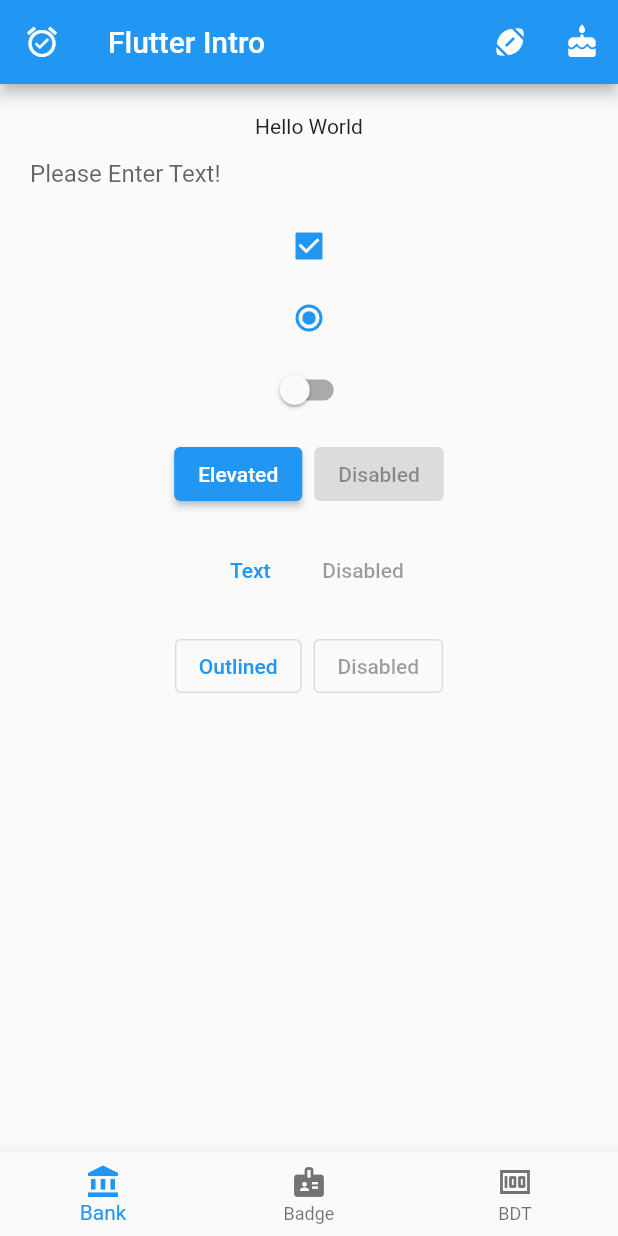
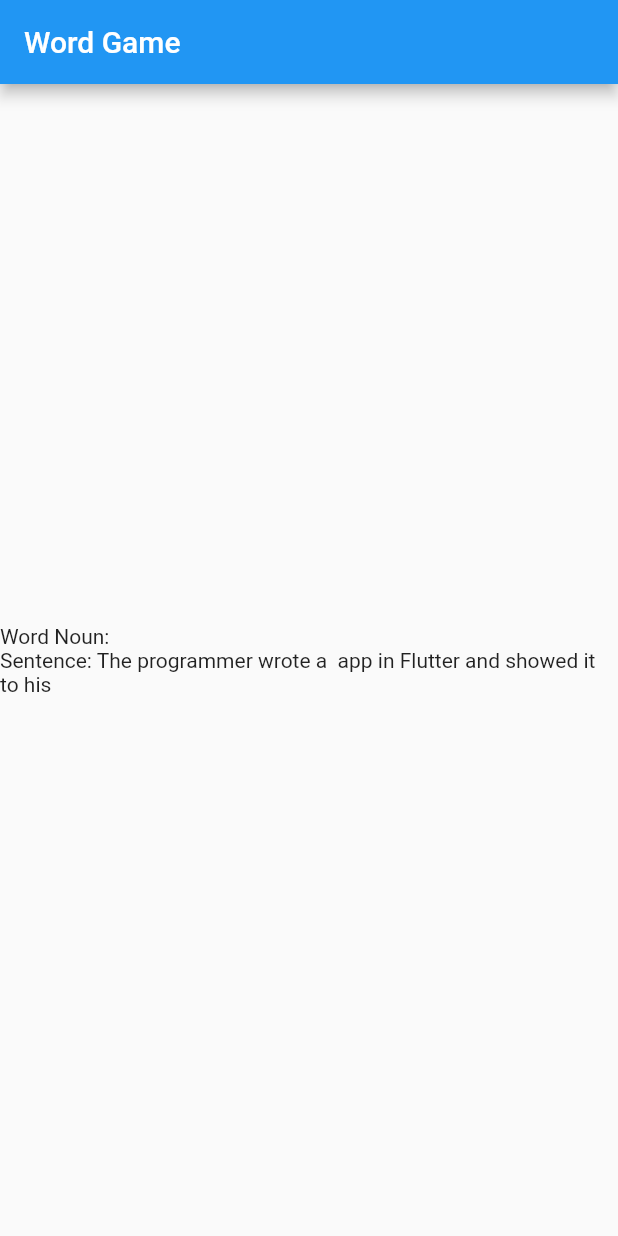
Before and after one commit to YaminArafat/Flearning, a Flutter app: the screen it shows after launch, on a phone screen of 412 x 824 dp. Run offline on Flutter 3.47's test engine with Material 2 defaults, Android fonts, the phone set to English and light mode, and no system bars; missing offline and left inert: random_words.

Commit message:
ran wor ran sen

```diff
--- a/lib/main.dart
+++ b/lib/main.dart
@@ -1,110 +1,22 @@
 import 'package:flutter/material.dart';
+import 'package:random_words/random_words.dart';
 
 void main() => runApp(new MyApp());
 
 class MyApp extends StatelessWidget {
   @override
   Widget build(BuildContext context) {
+    final noun = new WordNoun.random();
+    final adjective = new WordAdjective.random();
     return new MaterialApp(
-      title: 'Welcome to Flutter',
+      title: 'Word Game',
       home: new Scaffold(
         appBar: new AppBar(
-          title: new Text("Flutter Intro"),
-          leading: new Icon(Icons.alarm_on),
-          actions: [
-            new IconButton(
-              icon: new Icon(Icons.sports_football),
-              tooltip: 'Hello!',
-              onPressed: () => {},
-            ),
-            new IconButton(
-              icon: new Icon(Icons.cake_rounded),
-              onPressed: () => {},
-            ),
-          ],
+          title: new Text('Word Game'),
         ),
-        bottomNavigationBar: new BottomNavigationBar(items: [
-          new BottomNavigationBarItem(
-            icon: new Icon(Icons.account_balance),
-            label: 'Bank',
-          ),
-          new BottomNavigationBarItem(
-            icon: new Icon(Icons.badge),
-            label: 'Badge',
-          ),
-          new BottomNavigationBarItem(
-            icon: new Icon(Icons.money),
-            label: "BDT",
-          )
-        ]),
-        body: new Container(
-          padding: const EdgeInsets.all(20.0),
-          child: new Column(
-            children: [
-              new Text("Hello World"),
-              new TextField(
-                decoration: new InputDecoration(
-                  border: InputBorder.none,
-                  hintText: "Please Enter Text!",
-                ),
-              ),
-              new Checkbox(
-                value: true,
-                onChanged: (bool value) {},
-              ),
-              new Radio(
-                value: 0,
-                groupValue: 0,
-                onChanged: (_) {},
-              ),
-              new Switch(
-                value: false,
-                onChanged: (_) {},
-              ),
-              new ButtonBar(
-                mainAxisSize: MainAxisSize.min,
-                children: [
-                  new ElevatedButton(
-                    onPressed: () => {},
-                    child: const Text("Elevated"),
-                  ),
-                  new ElevatedButton(
-                    onPressed: null,
-                    child: const Text("Disabled"),
-                  ),
-                ],
-              ),
-              new ButtonBar(
-                mainAxisSize: MainAxisSize.min,
-                children: [
-                  new TextButton(
-                    onPressed: () => {},
-                    child: const Text("Text"),
-                  ),
-                  new TextButton(
-                    onPressed: null,
-                    child: const Text("Disabled"),
-                  ),
-                ],
-              ),
-              new ButtonBar(
-                mainAxisSize: MainAxisSize.min,
-                children: [
-                  new OutlinedButton(
-                    onPressed: () => {},
-                    child: const Text("Outlined"),
-                  ),
-                  new OutlinedButton(
-                    onPressed: null,
-                    child: const Text("Disabled"),
-                  ),
-                ],
-              ),
-              // new Image.network(
-              //   "https://i.gifer.com/138n.gif",
-              // ),
-            ],
-          ),
+        body: new Center(
+          child: new Text("Word Noun: ${noun.asCapitalized}\n"
+              "Sentence: The programmer wrote a ${adjective.asCapitalized} app in Flutter and showed it to his ${noun.asCapitalized}"),
         ),
       ),
     );
@@ -112,11 +24,122 @@ class MyApp extends StatelessWidget {
 }
 
 
+/// basic
+// class MyApp extends StatelessWidget {
+//   @override
+//   Widget build(BuildContext context) {
+//     return new MaterialApp(
+//       title: 'Welcome to Flutter',
+//       home: new Scaffold(
+//         appBar: new AppBar(
+//           title: new Text("Flutter Intro"),
+//           leading: new Icon(Icons.alarm_on),
+//           actions: [
+//             new IconButton(
+//               icon: new Icon(Icons.sports_football),
+//               tooltip: 'Hello!',
+//               onPressed: () => {},
+//             ),
+//             new IconButton(
+//               icon: new Icon(Icons.cake_rounded),
+//               onPressed: () => {},
+//             ),
+//           ],
+//         ),
+//         bottomNavigationBar: new BottomNavigationBar(items: [
+//           new BottomNavigationBarItem(
+//             icon: new Icon(Icons.account_balance),
+//             label: 'Bank',
+//           ),
+//           new BottomNavigationBarItem(
+//             icon: new Icon(Icons.badge),
+//             label: 'Badge',
+//           ),
+//           new BottomNavigationBarItem(
+//             icon: new Icon(Icons.money),
+//             label: "BDT",
+//           )
+//         ]),
+//         body: new Container(
+//           padding: const EdgeInsets.all(20.0),
+//           child: new Column(
+//             children: [
+//               new Text("Hello World"),
+//               new TextField(
+//                 decoration: new InputDecoration(
+//                   border: InputBorder.none,
+//                   hintText: "Please Enter Text!",
+//                 ),
+//               ),
+//               new Checkbox(
+//                 value: true,
+//                 onChanged: (bool value) {},
+//               ),
+//               new Radio(
+//                 value: 0,
+//                 groupValue: 0,
+//                 onChanged: (_) {},
+//               ),
+//               new Switch(
+//                 value: false,
+//                 onChanged: (_) {},
+//               ),
+//               new ButtonBar(
+//                 mainAxisSize: MainAxisSize.min,
+//                 children: [
+//                   new ElevatedButton(
+//                     onPressed: () => {},
+//                     child: const Text("Elevated"),
+//                   ),
+//                   new ElevatedButton(
+//                     onPressed: null,
+//                     child: const Text("Disabled"),
+//                   ),
+//                 ],
+//               ),
+//               new ButtonBar(
+//                 mainAxisSize: MainAxisSize.min,
+//                 children: [
+//                   new TextButton(
+//                     onPressed: () => {},
+//                     child: const Text("Text"),
+//                   ),
+//                   new TextButton(
+//                     onPressed: null,
+//                     child: const Text("Disabled"),
+//                   ),
+//                 ],
+//               ),
+//               new ButtonBar(
+//                 mainAxisSize: MainAxisSize.min,
+//                 children: [
+//                   new OutlinedButton(
+//                     onPressed: () => {},
+//                     child: const Text("Outlined"),
+//                   ),
+//                   new OutlinedButton(
+//                     onPressed: null,
+//                     child: const Text("Disabled"),
+//                   ),
+//                 ],
+//               ),
+//               // new Image.network(
+//               //   "https://i.gifer.com/138n.gif",
+//               // ),
+//             ],
+//           ),
+//         ),
+//       ),
+//     );
+//   }
+// }
 
 
 
 
 
+
+///default template
 // import 'package:flutter/material.dart';
 
 // void main() {
--- a/pubspec.yaml
+++ b/pubspec.yaml
@@ -28,6 +28,7 @@ dependencies:
   # The following adds the Cupertino Icons font to your application.
   # Use with the CupertinoIcons class for iOS style icons.
   cupertino_icons: ^1.0.2
+  random_words: ^1.0.2
 
 dev_dependencies:
   flutter_test:
```
Also changed, not shown: pubspec.lock, 7 other files.
